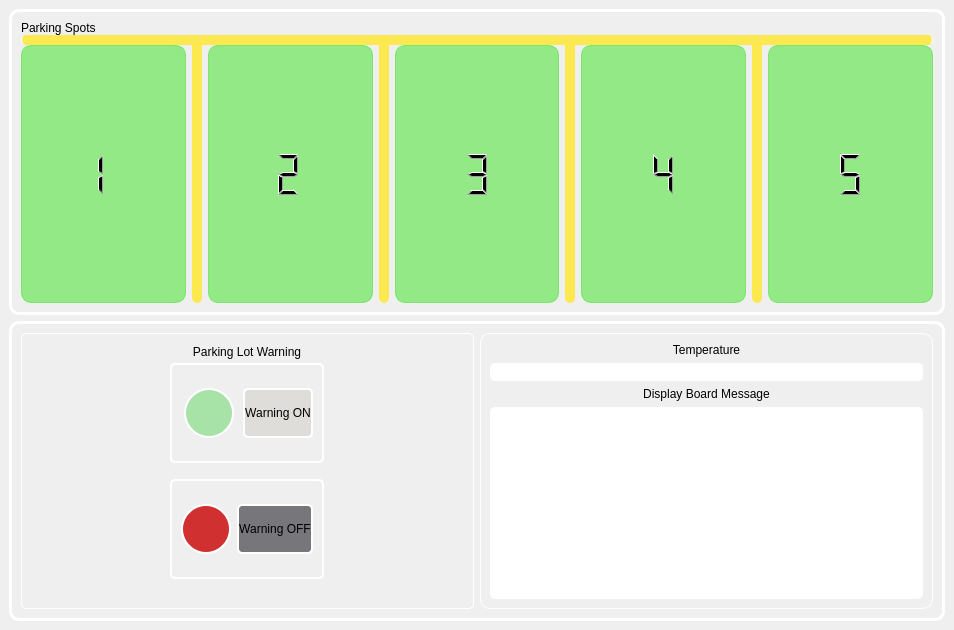
Above: Deliverable_3/gui.ui from HeemHeem/CME466 before the change. Below: the same form after it.
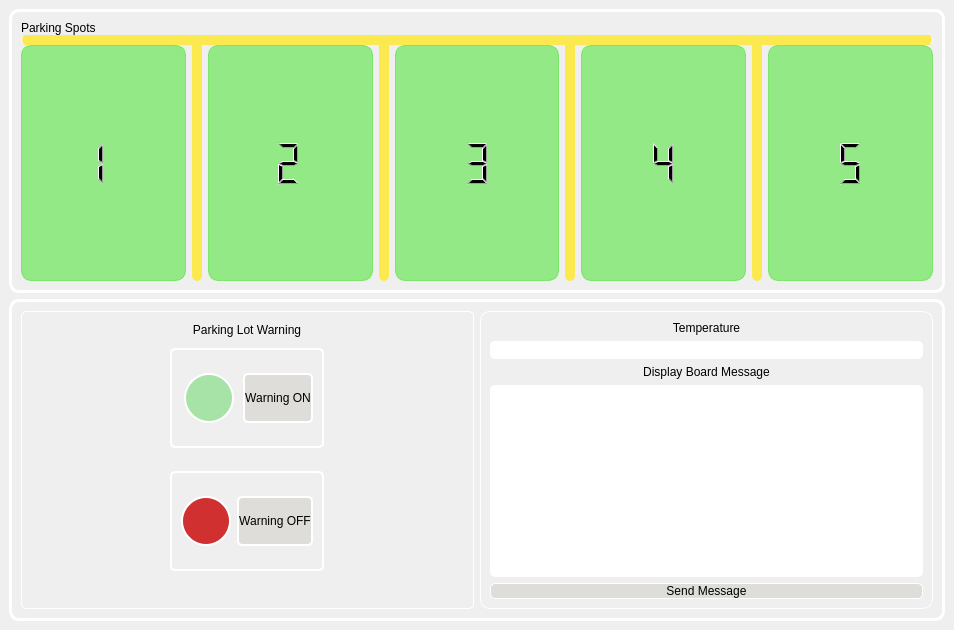
That is the form after the change.

Commit message: add publish and connect functions to gui. Also implement mqtt connections to turn on or off light

```diff
--- a/Deliverable_3/gui.ui
+++ b/Deliverable_3/gui.ui
@@ -828,7 +828,7 @@
                    <string>Warning ON</string>
                   </property>
                   <property name="checkable">
-                   <bool>true</bool>
+                   <bool>false</bool>
                   </property>
                   <property name="autoExclusive">
                    <bool>true</bool>
@@ -928,10 +928,10 @@
                    <string>Warning OFF</string>
                   </property>
                   <property name="checkable">
-                   <bool>true</bool>
+                   <bool>false</bool>
                   </property>
                   <property name="checked">
-                   <bool>true</bool>
+                   <bool>false</bool>
                   </property>
                   <property name="autoExclusive">
                    <bool>true</bool>
@@ -1057,6 +1057,19 @@
             </property>
            </widget>
           </item>
+          <item>
+           <widget class="QPushButton" name="SendDisplayMessage">
+            <property name="styleSheet">
+             <string notr="true">QPushButton::hover{background-color: rgb(32, 74, 135);}
+QPushButton{background-color:rgb(222, 221, 218);}
+QPushButton::checked{background-color:rgb(119, 118, 123);}
+QPushButton{border-radius:5px ; border-width: 1px; border-style: solid; border-color: white;}</string>
+            </property>
+            <property name="text">
+             <string>Send Message</string>
+            </property>
+           </widget>
+          </item>
          </layout>
         </widget>
        </item>
```
The commit also changes 4 other files.
